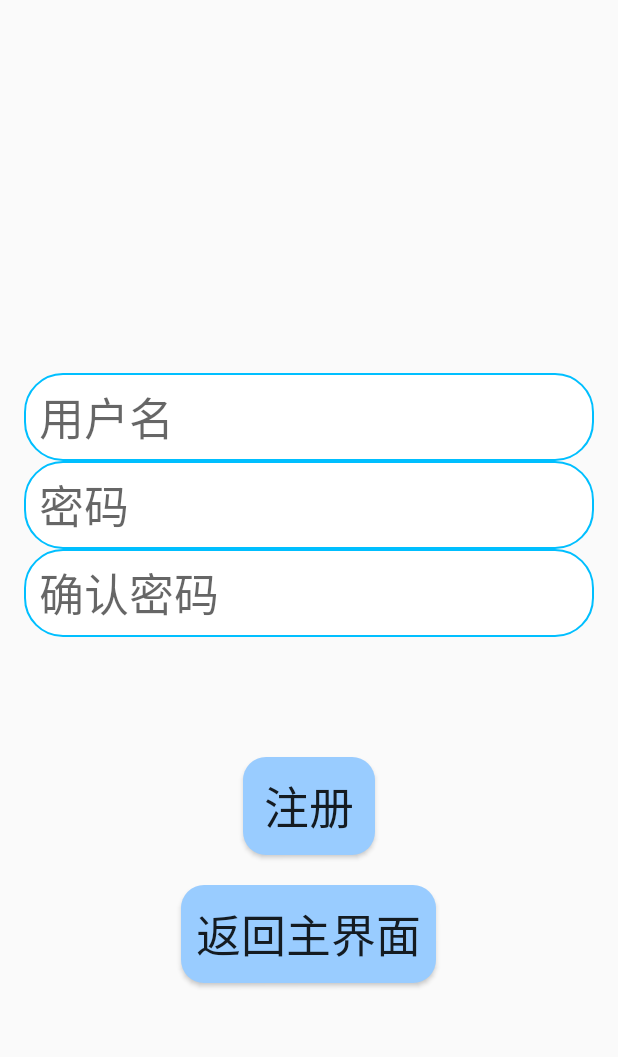
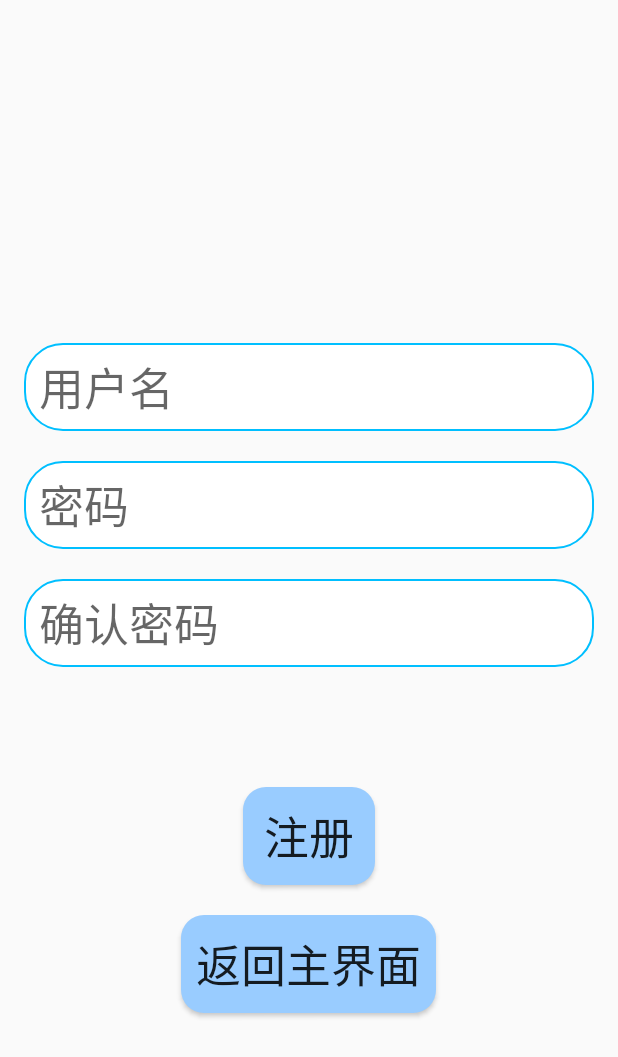
Before and after one commit to pku-piont-impact/piont-impact, an Android app built with Jetpack Compose: the screen it shows after launch (SignInActivity), after a tap on "注册", on a phone screen of 412 x 824 dp. Shown: the top 1057 px of the screen. Run offline under Robolectric (Android 15) with nearby library versions, the phone set to English and light mode, and no system bars.

Commit message:
美化界面

```diff
--- a/app/src/main/java/com/example/compose/MainActivity.java
+++ b/app/src/main/java/com/example/compose/MainActivity.java
@@ -1,14 +1,16 @@
 package com.example.compose;
 
 import android.content.Intent;
+import android.graphics.Typeface;
 import android.os.Bundle;
 import android.view.View;
 import android.widget.Button;
 
 import android.app.Activity;
+import android.widget.TextView;
 
 public class MainActivity extends Activity {
-
+    private TextView title;
     private Button btnGoToLogin;
     private Button btnGoToSignIn;
 
--- a/app/src/main/res/layout/activity_login.xml
+++ b/app/src/main/res/layout/activity_login.xml
@@ -25,6 +25,7 @@
         android:layout_height="wrap_content"
         android:hint="密码"
         android:textSize="30sp"
+        android:layout_marginTop="20dp"
         android:background="@drawable/edittext"
         android:singleLine="true"
         android:inputType="textPassword"/>
--- a/app/src/main/res/layout/activity_sign_in.xml
+++ b/app/src/main/res/layout/activity_sign_in.xml
@@ -24,6 +24,7 @@
         android:layout_width="match_parent"
         android:layout_height="wrap_content"
         android:hint="密码"
+        android:layout_marginTop="20dp"
         android:background="@drawable/edittext"
         android:textSize="30sp"
         android:singleLine="true"
@@ -34,6 +35,7 @@
         android:layout_width="match_parent"
         android:layout_height="wrap_content"
         android:hint="确认密码"
+        android:layout_marginTop="20dp"
         android:background="@drawable/edittext"
         android:textSize="30sp"
         android:singleLine="true"
```
